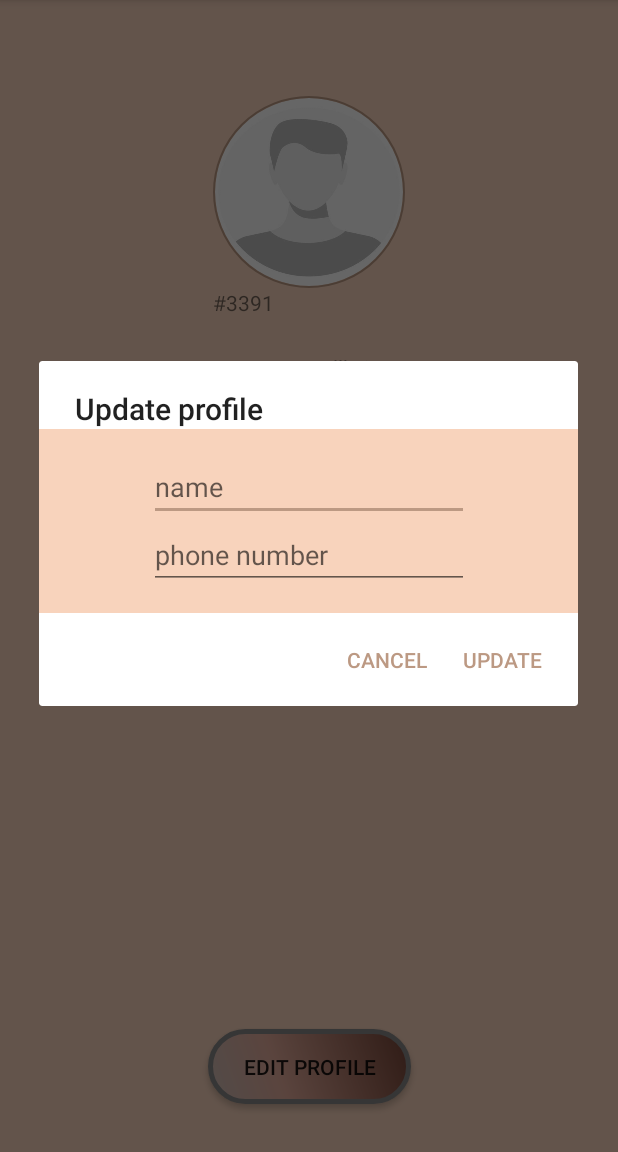
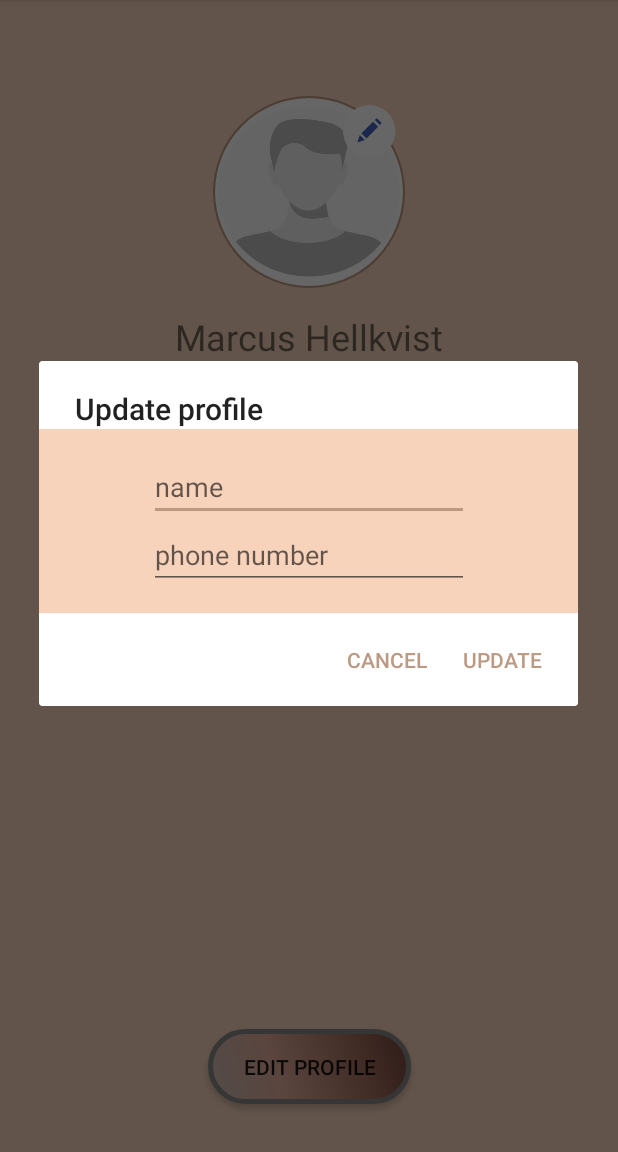
Before and after one commit to MarcusHellkvist/Chat-Application, an Android app: the ProfileActivity screen opened directly, with no data from a screen before it, after a tap on "EDIT PROFILE", on a phone screen of 412 x 824 dp, the part 84-1236 px from its top. Run offline under Robolectric (Android 15) with nearby library versions, the phone set to English and light mode, and no system bars; our stand-ins replace CircleImageView, Firebase (no records; nobody signed in at launch, a user with empty details on screens opened directly).

Commit message:
cleaned up the files

```diff
--- a/app/src/main/java/com/example/chatapplication/ProfileActivity.java
+++ b/app/src/main/java/com/example/chatapplication/ProfileActivity.java
@@ -49,7 +49,7 @@ public class ProfileActivity extends AppCompatActivity implements ProfileDialog.
     private StorageReference storageReference;
 
     private ImageView ivProfilePicture;
-    private TextView tvIdNumber, tvUsername, tvEmail, tvPhone, tvAmountFriends;
+    private TextView tvUsername, tvEmail, tvPhone, tvAmountFriends;
     private Button btnEditProfile;
 
     private User user;
@@ -76,7 +76,6 @@ public class ProfileActivity extends AppCompatActivity implements ProfileDialog.
         ivProfilePicture.setOnClickListener(changePictureListener);
 
         // TEXT VIEWS
-        tvIdNumber = findViewById(R.id.tv_id_number);
         tvUsername = findViewById(R.id.tv_username);
         tvEmail = findViewById(R.id.tv_email);
         tvPhone = findViewById(R.id.tv_phone);
@@ -86,7 +85,8 @@ public class ProfileActivity extends AppCompatActivity implements ProfileDialog.
         btnEditProfile = findViewById(R.id.btn_edit_profile);
         btnEditProfile.setOnClickListener(editListener);
 
-        getUserData();
+        // TODO MOVE ALL CODE TO onStart();
+        //getUserData();
         getProfilePicture();
 
     }
@@ -121,6 +121,7 @@ public class ProfileActivity extends AppCompatActivity implements ProfileDialog.
                         tvAmountFriends.setText(friendAmount + "");
                     }
                 });
+
     }
 
     @Override
@@ -181,44 +182,9 @@ public class ProfileActivity extends AppCompatActivity implements ProfileDialog.
         startActivityForResult(intent, REQUEST_CHOOSE_PICTURE);
     }
 
-    private void setUserData() {
-        String idNumber = "#3391";
-        String username = user.getName();
-        String email = user.getEmail();
-        String phone = user.getPhoneNumber();
-
-        tvIdNumber.setText(idNumber);
-        tvUsername.setText(username);
-        tvEmail.setText(email);
-        tvPhone.setText(phone);
-    }
-
     private void openDialog(){
-        ProfileDialog profileDialog = new ProfileDialog(user);
+        ProfileDialog profileDialog = new ProfileDialog();
         profileDialog.show(getSupportFragmentManager(), "profile dialog");
-    }
-
-    private void getUserData() {
-        String currentUserId = mAuth.getCurrentUser().getUid();
-        usersRef.document(currentUserId)
-                .get()
-                .addOnCompleteListener(new OnCompleteListener<DocumentSnapshot>() {
-                    @Override
-                    public void onComplete(@NonNull Task<DocumentSnapshot> task) {
-                        if (task.isSuccessful()){
-                            DocumentSnapshot document = task.getResult();
-                            if (document.exists()){
-                                Log.d("TAG", "onComplete: " + document.getData());
-                                user = document.toObject(User.class);
-                                setUserData();
-                            } else {
-                                Log.d("TAG", "onComplete: No such data!");
-                            }
-                        } else {
-                            Log.d("TAG", "onComplete: get failed with ", task.getException());
-                        }
-                    }
-                });
     }
 
     private View.OnClickListener editListener = new View.OnClickListener() {
@@ -236,11 +202,7 @@ public class ProfileActivity extends AppCompatActivity implements ProfileDialog.
     };
 
     @Override
-    public void updateUserInfo(String name, String phone) {
-
-        // Update User class.
-        user.setName(name);
-        user.setPhoneNumber(phone);
+    public void updateUserInfo(final String name, final String phone) {
 
         FirebaseUser fUser = mAuth.getCurrentUser();
         UserProfileChangeRequest profileUpdates = new UserProfileChangeRequest.Builder()
@@ -255,7 +217,7 @@ public class ProfileActivity extends AppCompatActivity implements ProfileDialog.
                         if (task.isSuccessful()){
                             // update firestore
                             usersRef.document(currentUserId)
-                                    .set(user)
+                                    .update("name", name, "phoneNumber", phone)
                                     .addOnSuccessListener(new OnSuccessListener<Void>() {
                                         @Override
                                         public void onSuccess(Void aVoid) {
--- a/app/src/main/java/com/example/chatapplication/ProfileDialog.java
+++ b/app/src/main/java/com/example/chatapplication/ProfileDialog.java
@@ -8,6 +8,7 @@ import android.os.Bundle;
 import android.view.LayoutInflater;
 import android.view.View;
 import android.widget.EditText;
+import android.widget.Toast;
 
 import androidx.annotation.NonNull;
 import androidx.annotation.Nullable;
@@ -19,9 +20,9 @@ public class ProfileDialog extends AppCompatDialogFragment {
     private ProfileDialogListener listener;
     private User user;
 
-    public ProfileDialog(User user){
+    /*public ProfileDialog(User user){
         this.user = user;
-    }
+    }*/
 
 
     @NonNull
@@ -50,8 +51,9 @@ public class ProfileDialog extends AppCompatDialogFragment {
 
         etDialogProfileName = v.findViewById(R.id.et_dialog_profile_name);
         etDialogProfilePhone = v.findViewById(R.id.et_dialog_profile_phone);
+        /*
         etDialogProfileName.setText(user.getName());
-        etDialogProfilePhone.setText(user.getPhoneNumber());
+        etDialogProfilePhone.setText(user.getPhoneNumber());*/
         return builder.create();
 
     }
--- a/app/src/main/res/layout/activity_profile.xml
+++ b/app/src/main/res/layout/activity_profile.xml
@@ -19,29 +19,33 @@
         app:layout_constraintStart_toStartOf="parent"
         app:layout_constraintTop_toTopOf="parent" />
 
-    <TextView
-        android:id="@+id/tv_id_number"
+    <ImageView
+        android:id="@+id/imageView"
         android:layout_width="wrap_content"
         android:layout_height="wrap_content"
-        android:text="#3391"
-        app:layout_constraintStart_toStartOf="@+id/iv_profile_picture"
-        app:layout_constraintTop_toBottomOf="@+id/iv_profile_picture" />
+        android:layout_marginTop="6dp"
+        android:layout_marginEnd="6dp"
+        app:layout_constraintEnd_toEndOf="@+id/iv_profile_picture"
+        app:layout_constraintTop_toTopOf="@+id/iv_profile_picture"
+        app:srcCompat="@drawable/ic_edit" />
 
     <TextView
         android:id="@+id/tv_username"
         android:layout_width="wrap_content"
         android:layout_height="wrap_content"
-        android:layout_marginTop="24dp"
+        android:layout_marginTop="16dp"
         android:text="Marcus Hellkvist"
+        android:textSize="24sp"
         app:layout_constraintEnd_toEndOf="parent"
         app:layout_constraintStart_toStartOf="parent"
-        app:layout_constraintTop_toBottomOf="@+id/tv_id_number" />
+        app:layout_constraintTop_toBottomOf="@+id/iv_profile_picture" />
 
     <TextView
         android:id="@+id/tv_email"
         android:layout_width="wrap_content"
         android:layout_height="wrap_content"
         android:text="mhell@gmail.com"
+        android:textSize="18sp"
         app:layout_constraintEnd_toEndOf="parent"
         app:layout_constraintStart_toStartOf="parent"
         app:layout_constraintTop_toBottomOf="@+id/tv_username" />
@@ -51,6 +55,7 @@
         android:layout_width="wrap_content"
         android:layout_height="wrap_content"
         android:text="0725114141"
+        android:textSize="18sp"
         app:layout_constraintEnd_toEndOf="parent"
         app:layout_constraintStart_toStartOf="parent"
         app:layout_constraintTop_toBottomOf="@+id/tv_email" />
@@ -61,6 +66,7 @@
         android:layout_height="wrap_content"
         android:layout_marginTop="32dp"
         android:text="246"
+        android:textSize="24sp"
         app:layout_constraintEnd_toEndOf="parent"
         app:layout_constraintStart_toStartOf="parent"
         app:layout_constraintTop_toBottomOf="@+id/tv_phone" />
@@ -70,6 +76,7 @@
         android:layout_width="wrap_content"
         android:layout_height="wrap_content"
         android:text="@string/friends"
+        android:textSize="18sp"
         app:layout_constraintEnd_toEndOf="parent"
         app:layout_constraintStart_toStartOf="parent"
         app:layout_constraintTop_toBottomOf="@+id/tv_amount_friends" />
```
Also changed, not shown: app/src/main/res/drawable-hdpi/ic_edit.png (added), app/src/main/res/drawable-ldpi/ic_edit.png (added), app/src/main/res/drawable-mdpi/ic_edit.png (added), app/src/main/res/drawable-xhdpi/ic_edit.png (added), app/src/main/res/drawable-xxhdpi/ic_edit.png (added), app/src/main/res/drawable-xxxhdpi/ic_edit.png (added).
